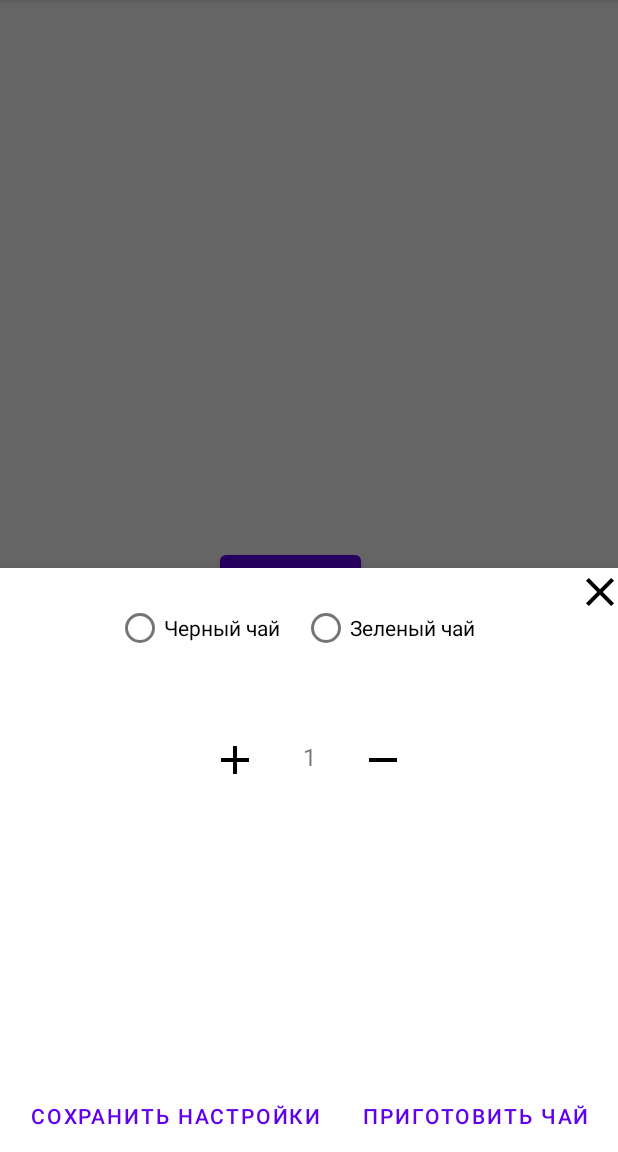
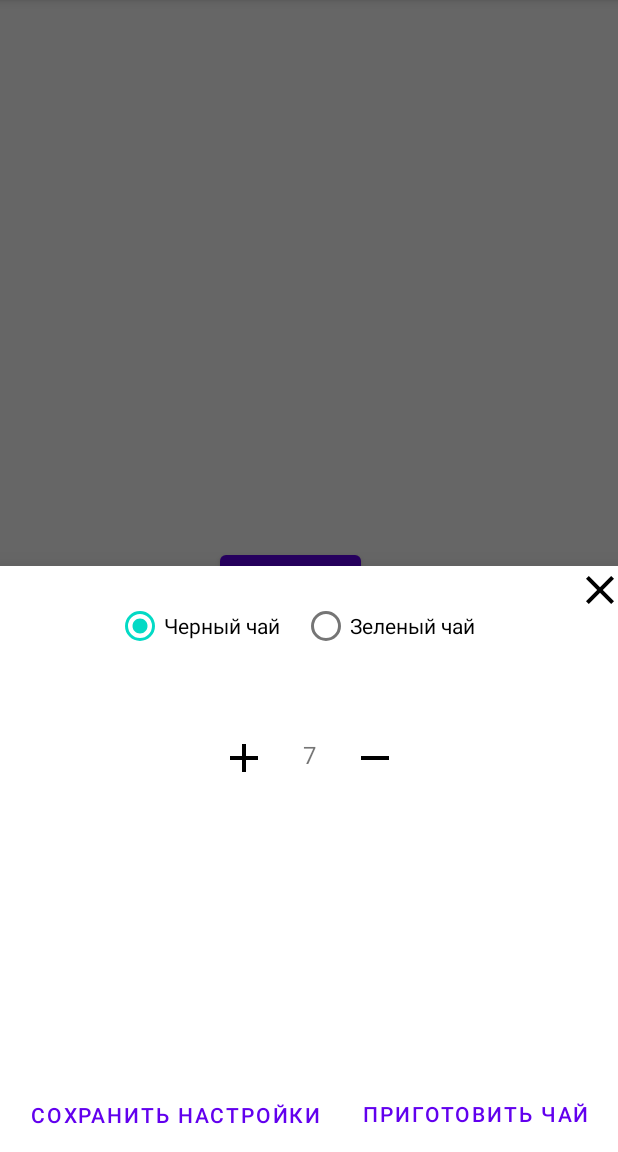
Before and after one commit to verevka8/Proekt, an Android app: the fragment TeaParameters placed in its activity, on a phone screen of 412 x 824 dp, the part 84-1236 px from its top. Run offline under Robolectric (Android 15) with nearby library versions, the phone set to English and light mode, and no system bars; our stand-ins replace data binding.

Commit message:
add viewModel

```diff
--- a/app/src/main/java/com/example/proekt/TeaParameters.java
+++ b/app/src/main/java/com/example/proekt/TeaParameters.java
@@ -32,6 +32,27 @@ public class TeaParameters extends BottomSheetDialogFragment {
                              Bundle savedInstanceState) {
         binding = FragmentTeaParametersBinding.inflate(inflater, container, false);
         model = new ViewModelProvider(getActivity()).get(SettingsViewModel.class);
+        binding.setViewModel(model);
+        binding.addPortions.setOnClickListener(new View.OnClickListener() {
+            @Override
+            public void onClick(View view) {
+                model.addTea_count();
+                binding.countTea.setText(model.getTea_count().toString());
+            }
+        });
+        binding.removePortions.setOnClickListener(new View.OnClickListener() {
+            @Override
+            public void onClick(View view) {
+                model.removeTea_count();
+                binding.countTea.setText(model.getTea_count().toString());
+            }
+        });
+        binding.closeMenuSetting.setOnClickListener(new View.OnClickListener() {
+            @Override
+            public void onClick(View view) {
+
+            }
+        });
         return binding.getRoot();
     }
 }
--- a/app/src/main/res/layout/fragment_authorization.xml
+++ b/app/src/main/res/layout/fragment_authorization.xml
@@ -1,11 +1,12 @@
 <?xml version="1.0" encoding="utf-8"?>
-<androidx.constraintlayout.widget.ConstraintLayout xmlns:android="http://schemas.android.com/apk/res/android"
+<layout xmlns:android="http://schemas.android.com/apk/res/android"
     xmlns:app="http://schemas.android.com/apk/res-auto"
     xmlns:tools="http://schemas.android.com/tools"
-    android:layout_width="match_parent"
-    android:layout_height="match_parent"
     tools:context=".Authorization">
 
+    <androidx.constraintlayout.widget.ConstraintLayout
+        android:layout_width="match_parent"
+        android:layout_height="match_parent">
 
         <Button
             android:id="@+id/button"
@@ -18,5 +19,5 @@
             app:layout_constraintEnd_toEndOf="parent"
             app:layout_constraintStart_toStartOf="parent"
             app:layout_constraintTop_toTopOf="parent" />
-
     </androidx.constraintlayout.widget.ConstraintLayout>
+</layout>
--- a/app/src/main/res/layout/fragment_tea_parameters.xml
+++ b/app/src/main/res/layout/fragment_tea_parameters.xml
@@ -1,13 +1,18 @@
 <?xml version="1.0" encoding="utf-8"?>
-<androidx.constraintlayout.widget.ConstraintLayout xmlns:android="http://schemas.android.com/apk/res/android"
+<layout xmlns:android="http://schemas.android.com/apk/res/android"
     xmlns:app="http://schemas.android.com/apk/res-auto"
     xmlns:tools="http://schemas.android.com/tools"
-    android:layout_width="match_parent"
-    android:layout_height="match_parent"
-    android:layout_weight="1"
-    android:orientation="vertical"
     tools:context=".TeaParameters">
 
+    <data>
+        <variable
+            name="viewModel"
+            type="com.example.proekt.model.SettingsViewModel" />
+    </data>
+
+    <androidx.constraintlayout.widget.ConstraintLayout
+        android:layout_width="match_parent"
+        android:layout_height="match_parent">
 
         <RadioGroup
             android:id="@+id/radioGroup"
@@ -24,12 +29,16 @@
                 android:id="@+id/variety_1"
                 android:layout_width="124dp"
                 android:layout_height="wrap_content"
+                android:checked="@{!viewModel.tea_variety}"
+                android:onClick="@{() -> viewModel.setTea_variety(false)}"
                 android:text="Черный чай" />
 
             <RadioButton
                 android:id="@+id/variety_2"
                 android:layout_width="129dp"
                 android:layout_height="wrap_content"
+                android:checked="@{viewModel.tea_variety}"
+                android:onClick="@{() -> viewModel.setTea_variety(true)}"
                 android:text="Зеленый чай" />
         </RadioGroup>
 
@@ -47,14 +56,14 @@
             app:layout_constraintTop_toTopOf="parent" />
 
         <TextView
-        android:id="@+id/textView"
-        android:layout_width="20dp"
+            android:id="@+id/count_tea"
+            android:layout_width="wrap_content"
             android:layout_height="23dp"
-        android:text="1"
+            android:text="@{viewModel.tea_count.toString()}"
             android:textAlignment="center"
             android:textSize="16sp"
             app:layout_constraintBottom_toBottomOf="@+id/add_portions"
-        app:layout_constraintEnd_toStartOf="@+id/imageButton"
+            app:layout_constraintEnd_toStartOf="@+id/remove_portions"
             app:layout_constraintHorizontal_bias="0.5"
             app:layout_constraintStart_toEndOf="@+id/add_portions"
             app:layout_constraintTop_toTopOf="@+id/add_portions"
@@ -70,14 +79,14 @@
             android:minWidth="48dp"
             android:minHeight="48dp"
             android:src="@drawable/baseline_add_24"
-        app:layout_constraintEnd_toStartOf="@+id/textView"
+            app:layout_constraintEnd_toStartOf="@+id/count_tea"
             app:layout_constraintHorizontal_bias="0.5"
             app:layout_constraintHorizontal_chainStyle="packed"
             app:layout_constraintStart_toStartOf="parent"
             app:layout_constraintTop_toBottomOf="@+id/radioGroup" />
 
         <ImageButton
-        android:id="@+id/imageButton"
+            android:id="@+id/remove_portions"
             android:layout_width="wrap_content"
             android:layout_height="wrap_content"
             android:layout_marginStart="15dp"
@@ -88,7 +97,7 @@
             android:src="@drawable/baseline_remove_24"
             app:layout_constraintEnd_toEndOf="parent"
             app:layout_constraintHorizontal_bias="0.5"
-        app:layout_constraintStart_toEndOf="@+id/textView"
+            app:layout_constraintStart_toEndOf="@+id/count_tea"
             app:layout_constraintTop_toBottomOf="@+id/radioGroup" />
 
         <Button
@@ -100,17 +109,17 @@
             app:layout_constraintEnd_toEndOf="parent"
             app:layout_constraintHorizontal_bias="0.5"
             app:layout_constraintStart_toEndOf="@+id/button4"
-        app:layout_constraintTop_toBottomOf="@+id/imageButton" />
+            app:layout_constraintTop_toBottomOf="@+id/remove_portions" />
 
         <Button
             android:id="@+id/button4"
             android:layout_width="wrap_content"
-        android:layout_height="wrap_content"
+            android:layout_height="49dp"
             android:layout_marginTop="189dp"
             android:text="Сохранить настройки"
             app:layout_constraintEnd_toStartOf="@+id/button3"
             app:layout_constraintHorizontal_bias="0.5"
             app:layout_constraintStart_toStartOf="parent"
             app:layout_constraintTop_toBottomOf="@+id/add_portions" />
-
     </androidx.constraintlayout.widget.ConstraintLayout>
+</layout>
```
Also changed, not shown: app/build.gradle (+9 -1 lines), app/src/main/java/com/example/proekt/MainMenu.java (+6 -2 lines), app/src/main/java/com/example/proekt/model/SettingsViewModel.java (+10 -6 lines). Lines whose indentation alone changed are shown as unchanged.
